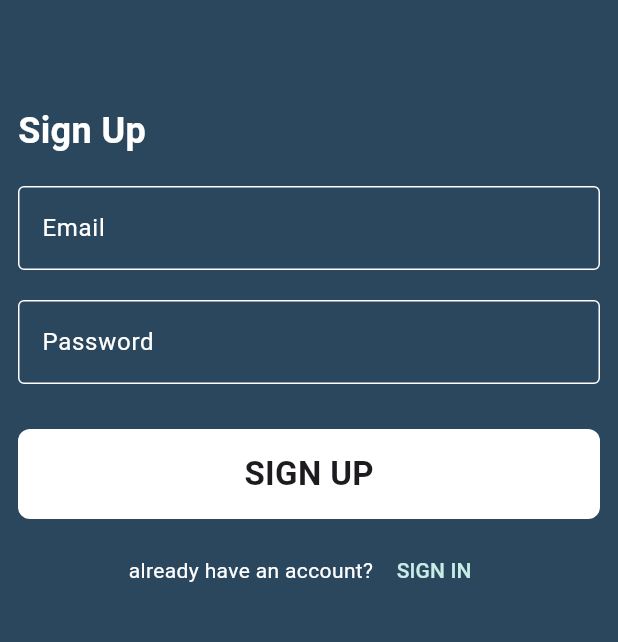
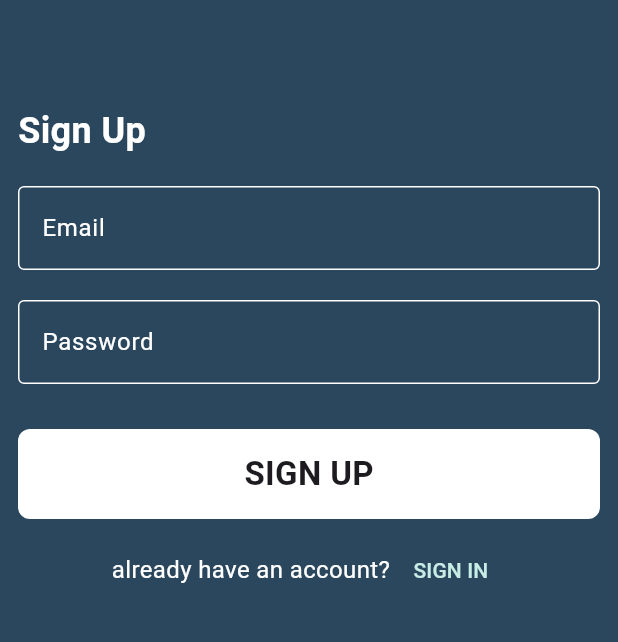
Before and after one commit to mahmoudabdelaziz00/Chat_App, a Flutter app: the RegisterScreen screen opened by its route, on a phone screen of 412 x 824 dp, the part 279-921 px from its top. Run offline on Flutter 3.47's test engine with Material 3 defaults, Android fonts, the phone set to English and light mode, and no system bars.

Commit message:
first commit

```diff
--- a/lib/screens/register_screen.dart
+++ b/lib/screens/register_screen.dart
@@ -68,7 +68,8 @@ class RegisterScreen extends StatelessWidget {
                 Text(
                   'already have an account?',
                   style: TextStyle(
-                      color: Colors.white
+                      color: Colors.white,
+                    fontSize: 16,
                   ),
                 ),
                 TextButton(
```
